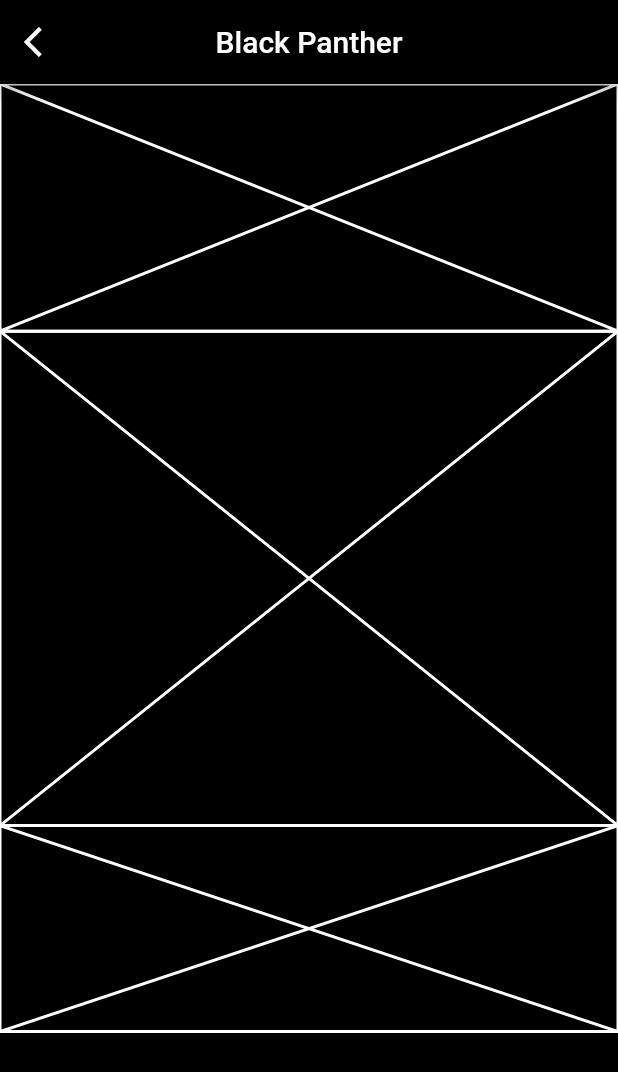
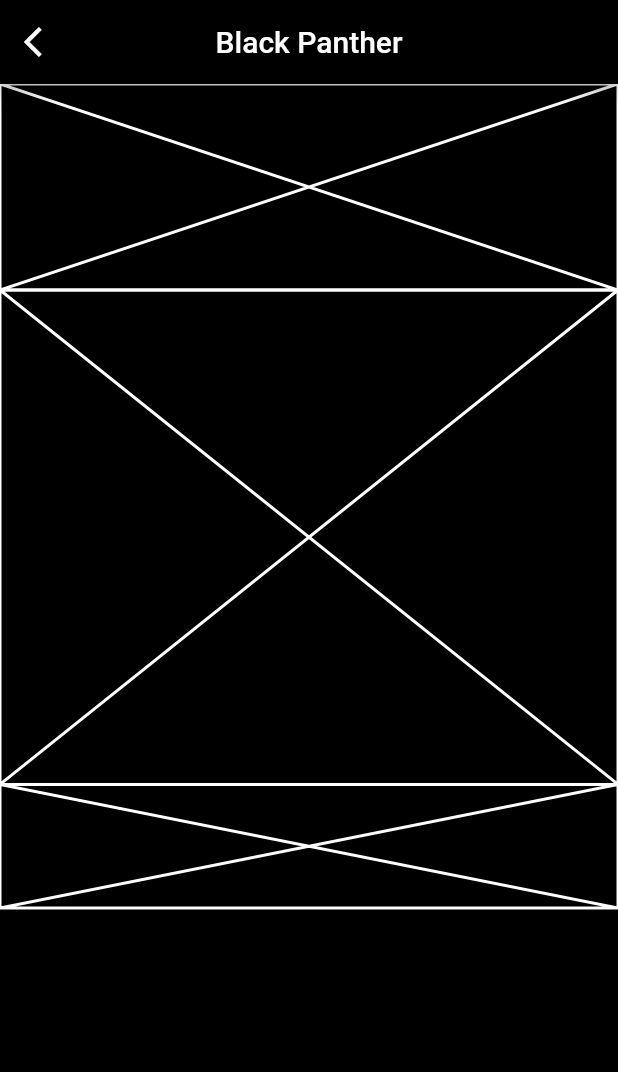
Before and after one commit to JAICHANGPARK/flutter_notebook_8th_story, a Flutter app: the screen it shows after launch, on a phone screen of 412 x 824 dp. Shown: the top 1072 px of the screen. Run offline on Flutter 3.47's test engine with Material 2 defaults, Android fonts, the phone set to English and light mode, and no system bars; our stand-ins replace badges, flutter_hooks, google_fonts, hooks_riverpod, state_notifier.

Commit message:
Update cinema_app.dart

```diff
--- a/lib/ep574_cinema_app/cinema_app.dart
+++ b/lib/ep574_cinema_app/cinema_app.dart
@@ -32,7 +32,7 @@ class _ReservePageState extends State<ReservePage> {
       body: Column(
         children: [
             Container(
-              height: MediaQuery.of(context).size.height / 5,
+              height: MediaQuery.of(context).size.height / 6,
               child: Placeholder(color: Colors.white,),
             ),
           Container(
@@ -40,7 +40,7 @@ class _ReservePageState extends State<ReservePage> {
             child: Placeholder(color: Colors.white,),
           ),
           Container(
-            height: MediaQuery.of(context).size.height / 6,
+            height: MediaQuery.of(context).size.height / 10,
             child: Placeholder(color: Colors.white,),
           ),
 
```
